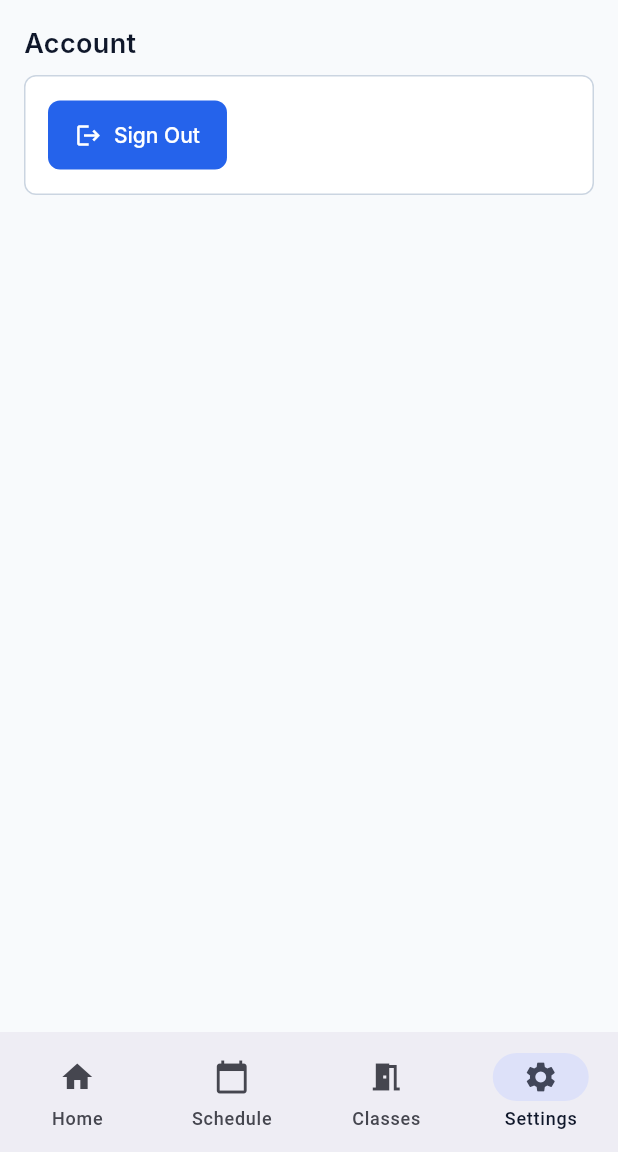
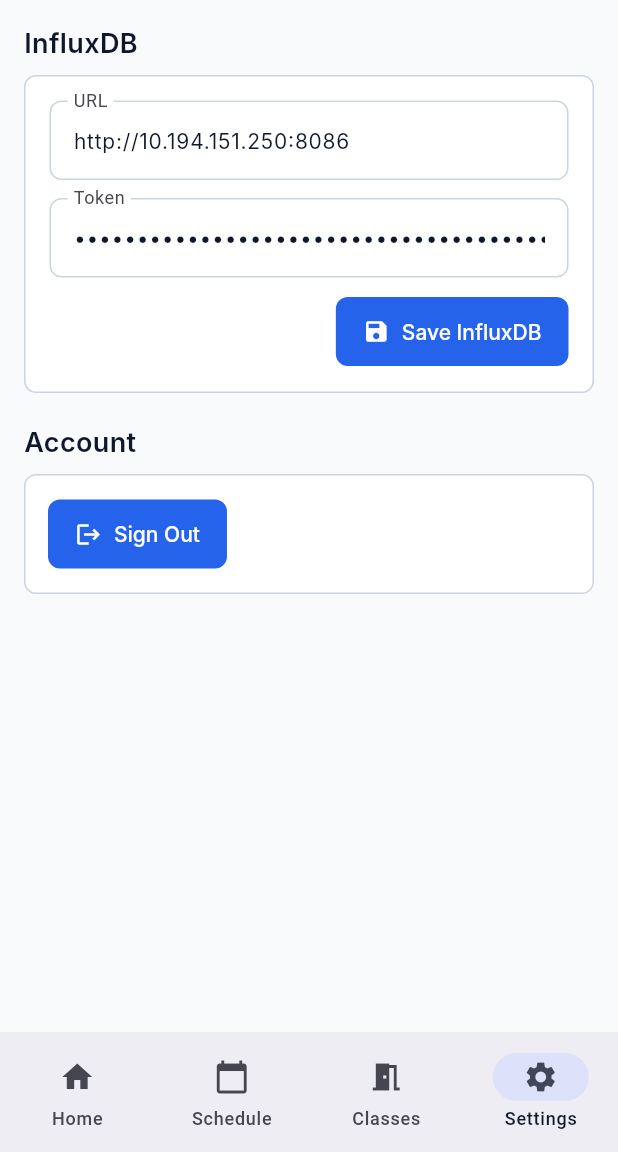
Before and after one commit to hazzma/SmartBuilding-App-V2, a Flutter app: the screen it shows once a user with an empty profile is signed in, item 4 of the bottom bar chosen, on a phone screen of 412 x 824 dp, the part 84-1236 px from its top. Run offline on Flutter 3.47's test engine with Material 3 defaults, Android fonts, the light colour scheme and no system bars; our stand-ins replace firebase_auth, firebase_core; accounts and stored records are empty; network calls fail; Roboto replaces fonts that are missing (Inter).

Commit message:
Add InfluxDB settings and stabilize auth state

```diff
--- a/lib/app.dart
+++ b/lib/app.dart
@@ -90,7 +90,7 @@
 
 class _AppShellState extends State<_AppShell> {
   int _currentIndex = 0;
-  final InfluxDbService _influxDbService = InfluxDbService();
+  InfluxDbService _influxDbService = InfluxDbService();
   int _homeRefreshSignal = 0;
   int _scheduleRefreshSignal = 0;
   int _classesRefreshSignal = 0;
@@ -187,6 +187,9 @@
           ),
           SettingsScreen(
             onSignOut: widget.authService.signOut,
+            // NEW UPDATE: INPUT SERVER - Sends active InfluxDB config to Settings.
+            influxDbService: _influxDbService,
+            onInfluxDbChanged: _updateInfluxDb,
           ),
         ],
       ),
@@ -200,7 +203,7 @@
             label: 'Schedule',
           ),
           NavigationDestination(
-            icon: Icon(Icons.meeting_room), label: 'Classes'),
+              icon: Icon(Icons.meeting_room), label: 'Classes'),
           NavigationDestination(icon: Icon(Icons.settings), label: 'Settings'),
         ],
       ),
@@ -234,4 +237,15 @@
       }
     });
   }
+
+  // NEW UPDATE: INPUT SERVER - Applies Settings values to all InfluxDB screens.
+  void _updateInfluxDb(InfluxDbService service) {
+    setState(() {
+      _influxDbService = service;
+      _homeRefreshSignal++;
+      _scheduleRefreshSignal++;
+      _classesRefreshSignal++;
+    });
+    _loadClassrooms();
+  }
 }
--- a/lib/screens/settings_screen.dart
+++ b/lib/screens/settings_screen.dart
@@ -4,23 +4,98 @@
 
 import 'package:flutter/material.dart';
 
+import '../services/influxdb_service.dart';
+import '../theme/app_colors.dart';
 import '../theme/app_text_styles.dart';
 import '../widgets/app_button.dart';
 import '../widgets/app_card.dart';
 
-class SettingsScreen extends StatelessWidget {
+// NEW UPDATE: INPUT SERVER - START
+// EDIT INFLUXDB CARD HERE: color, width, corner radius, padding, and border.
+const Color _influxBoxColor = AppColors.surface;
+const double _influxBoxMaxWidth = 640;
+const double _influxBoxRadius = 8;
+const double _influxBoxBorderWidth = 1;
+const EdgeInsets _influxBoxPadding = EdgeInsets.all(16);
+// NEW UPDATE: INPUT SERVER - END
+
+class SettingsScreen extends StatefulWidget {
   const SettingsScreen({
     super.key,
     required this.onSignOut,
+    // NEW UPDATE: INPUT SERVER - Service and callback for editable InfluxDB settings.
+    required this.influxDbService,
+    required this.onInfluxDbChanged,
   });
 
   final Future<void> Function() onSignOut;
+  final InfluxDbService influxDbService;
+  final ValueChanged<InfluxDbService> onInfluxDbChanged;
+
+  @override
+  State<SettingsScreen> createState() => _SettingsScreenState();
+}
+
+class _SettingsScreenState extends State<SettingsScreen> {
+  // NEW UPDATE: INPUT SERVER - START
+  late final _url = TextEditingController(text: widget.influxDbService.url);
+  late final _token = TextEditingController(text: widget.influxDbService.token);
+  // NEW UPDATE: INPUT SERVER - END
+
+  @override
+  void dispose() {
+    _url.dispose();
+    _token.dispose();
+    super.dispose();
+  }
 
   @override
   Widget build(BuildContext context) {
     return ListView(
       padding: const EdgeInsets.all(16),
       children: [
+        // NEW UPDATE: INPUT SERVER - START
+        const _SectionTitle('InfluxDB'),
+        const SizedBox(height: 8),
+        ConstrainedBox(
+          constraints: const BoxConstraints(maxWidth: _influxBoxMaxWidth),
+          child: Container(
+            padding: _influxBoxPadding,
+            decoration: BoxDecoration(
+              // EDIT INFLUXDB CARD COLOR HERE.
+              color: _influxBoxColor,
+              // EDIT INFLUXDB CARD BORDER COLOR/WIDTH HERE.
+              border: Border.all(
+                color: AppColors.border,
+                width: _influxBoxBorderWidth,
+              ),
+              // EDIT INFLUXDB CARD CORNER RADIUS HERE.
+              borderRadius: BorderRadius.circular(_influxBoxRadius),
+            ),
+            child: Column(
+              children: [
+                AppTextInput(label: 'URL', controller: _url),
+                const SizedBox(height: 12),
+                AppTextInput(
+                  label: 'Token',
+                  controller: _token,
+                  obscureText: true,
+                ),
+                const SizedBox(height: 12),
+                Align(
+                  alignment: Alignment.centerRight,
+                  child: AppButton(
+                    label: 'Save InfluxDB',
+                    icon: Icons.save,
+                    onPressed: _saveInfluxDb,
+                  ),
+                ),
+              ],
+            ),
+          ),
+        ),
+        // NEW UPDATE: INPUT SERVER - END
+        const SizedBox(height: 20),
         const _SectionTitle('Account'),
         const SizedBox(height: 8),
         AppCard(
@@ -29,12 +104,30 @@
             child: AppButton(
               label: 'Sign Out',
               icon: Icons.logout,
-              onPressed: onSignOut,
+              onPressed: widget.onSignOut,
             ),
           ),
         ),
       ],
     );
+  }
+
+  // NEW UPDATE: INPUT SERVER - Saves and applies the entered server values.
+  void _saveInfluxDb() {
+    if ([_url, _token].any((controller) => controller.text.trim().isEmpty)) {
+      showAppToast(context, 'All InfluxDB fields are required.');
+      return;
+    }
+
+    widget.onInfluxDbChanged(
+      InfluxDbService(
+        url: _url.text.trim(),
+        token: _token.text.trim(),
+        bucket: widget.influxDbService.bucket,
+        measurement: widget.influxDbService.measurement,
+      ),
+    );
+    showAppToast(context, 'InfluxDB settings updated.');
   }
 }
 
--- a/lib/services/influxdb_service.dart
+++ b/lib/services/influxdb_service.dart
@@ -11,7 +11,7 @@
 
 class InfluxDbService {
   InfluxDbService({
-    this.url = 'http://localhost:8086',
+    this.url = 'http://10.194.151.250:8086',
     this.token =
         'T60ZU0IiObzr_2miqrya32DaAdl7Rer1MQv1pF_Xg0fRE32K8zPGn8LI7JsdblJ_-s13qi80vux87cswsAdxzw==',
     this.bucket = 'SmartClass',
```
Also changed, not shown: lib/services/auth_service.dart (+14 -2 lines).
